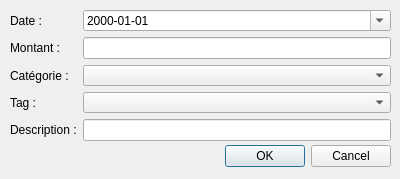
This is resources/uiFiles/addopdialog.ui in sbrou/CashCash as Qt 5 draws it before an edit. The edited form follows.
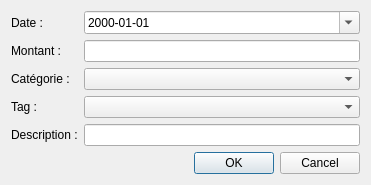
This is the edited form.

Diff of the .ui file:
```diff
--- a/resources/uiFiles/addopdialog.ui
+++ b/resources/uiFiles/addopdialog.ui
@@ -6,38 +6,15 @@
    <rect>
     <x>0</x>
     <y>0</y>
-    <width>400</width>
+    <width>371</width>
     <height>179</height>
    </rect>
   </property>
   <property name="windowTitle">
    <string>Ajouter une opération</string>
   </property>
-  <widget class="QDialogButtonBox" name="buttonBox">
-   <property name="geometry">
-    <rect>
-     <x>50</x>
-     <y>140</y>
-     <width>341</width>
-     <height>32</height>
-    </rect>
-   </property>
-   <property name="orientation">
-    <enum>Qt::Horizontal</enum>
-   </property>
-   <property name="standardButtons">
-    <set>QDialogButtonBox::Cancel|QDialogButtonBox::Ok</set>
-   </property>
-  </widget>
-  <widget class="QWidget" name="formLayoutWidget">
-   <property name="geometry">
-    <rect>
-     <x>10</x>
-     <y>10</y>
-     <width>381</width>
-     <height>131</height>
-    </rect>
-   </property>
+  <layout class="QVBoxLayout" name="verticalLayout">
+   <item>
    <layout class="QFormLayout" name="formLayout">
     <item row="0" column="0">
      <widget class="QLabel" name="qlDate">
@@ -97,7 +74,18 @@
      </widget>
     </item>
    </layout>
-  </widget>
+   </item>
+   <item>
+    <widget class="QDialogButtonBox" name="buttonBox">
+     <property name="orientation">
+      <enum>Qt::Horizontal</enum>
+     </property>
+     <property name="standardButtons">
+      <set>QDialogButtonBox::Cancel|QDialogButtonBox::Ok</set>
+     </property>
+    </widget>
+   </item>
+  </layout>
  </widget>
  <resources/>
  <connections>
```
Lines whose indentation alone changed are shown as unchanged.
